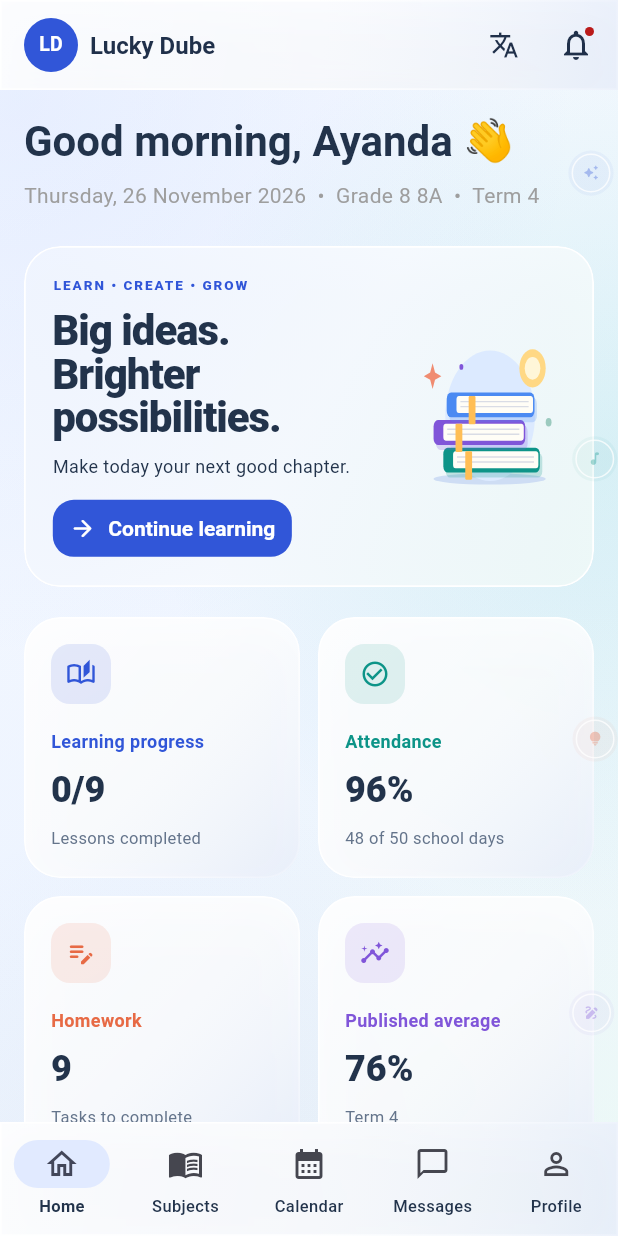
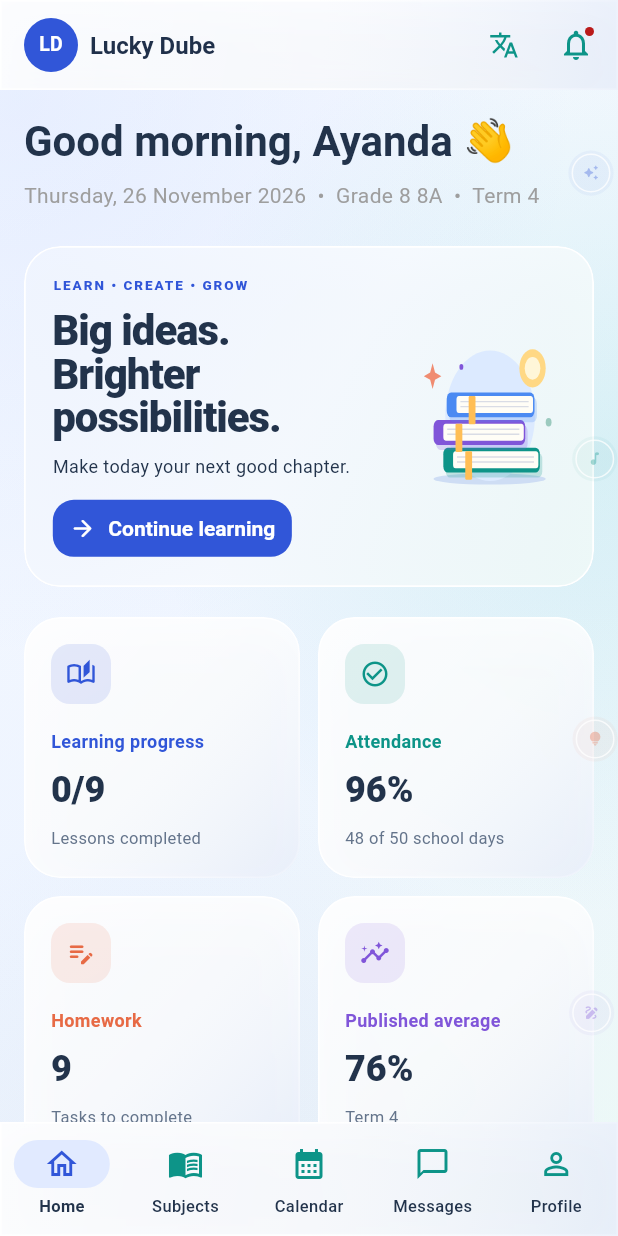
Before and after one commit to Nsukumanzini/lucky-dube, a Flutter app: the screen it shows after launch, after a tap on "Next", after a tap on "Skip introduction", after a tap on "Sign in", on a phone screen of 412 x 824 dp. Run offline on Flutter 3.47's test engine with Material 3 defaults, Android fonts, the phone set to English and light mode, and no system bars; our stand-ins replace file_picker, flutter_riverpod, go_router, shared_preferences.

Commit message:
Apply accent colors to learner icons

```diff
--- a/lib/app/app.dart
+++ b/lib/app/app.dart
@@ -149,7 +149,17 @@ class _LuckyAppState extends ConsumerState<LuckyApp> {
             primaryContainer: b == Brightness.light
                 ? const Color(0xffe9efff)
                 : const Color(0xff214675)),
+        // Give otherwise unstyled Material icons a deliberate accent so the
+        // iconography remains colourful and consistent throughout the app.
+        iconTheme: const IconThemeData(color: Color(0xff3156d8)),
+        primaryIconTheme: const IconThemeData(color: Color(0xff3156d8)),
         scaffoldBackgroundColor: Colors.transparent,
+        listTileTheme: const ListTileThemeData(
+          iconColor: Color(0xff0d9488),
+        ),
+        iconButtonTheme: IconButtonThemeData(
+          style: IconButton.styleFrom(foregroundColor: const Color(0xff0d9488)),
+        ),
         cardTheme: CardThemeData(
           elevation: 0,
           color: b == Brightness.light
@@ -167,6 +177,8 @@ class _LuckyAppState extends ConsumerState<LuckyApp> {
           ),
         ),
         inputDecorationTheme: InputDecorationTheme(
+          prefixIconColor: const Color(0xff3156d8),
+          suffixIconColor: const Color(0xff0d9488),
           filled: true,
           fillColor: b == Brightness.light
               ? const Color(0xc5f9fbff)
@@ -269,9 +281,12 @@ class _LuckyAppState extends ConsumerState<LuckyApp> {
             surfaceTintColor: Colors.transparent,
             foregroundColor: b == Brightness.light
                 ? const Color(0xff20304a)
-                : const Color(0xffedf4ff)),
+                : const Color(0xffedf4ff),
+            iconTheme: const IconThemeData(color: Color(0xff0d9488))),
         navigationRailTheme: NavigationRailThemeData(
             backgroundColor: Colors.transparent,
+            selectedIconTheme: const IconThemeData(color: Color(0xff3156d8)),
+            unselectedIconTheme: const IconThemeData(color: Color(0xff0d9488)),
             indicatorColor: b == Brightness.light
                 ? const Color(0xffe1eaff)
                 : const Color(0xff214675)),
@@ -279,6 +294,11 @@ class _LuckyAppState extends ConsumerState<LuckyApp> {
             backgroundColor: Colors.transparent,
             elevation: 2,
             surfaceTintColor: Colors.transparent,
+            iconTheme: WidgetStateProperty.resolveWith((states) =>
+                IconThemeData(
+                    color: states.contains(WidgetState.selected)
+                        ? const Color(0xff3156d8)
+                        : const Color(0xff0d9488))),
             indicatorColor: b == Brightness.light
                 ? const Color(0xffe1eaff)
                 : const Color(0xff214675),
```
Also changed, not shown: 2 other files.
